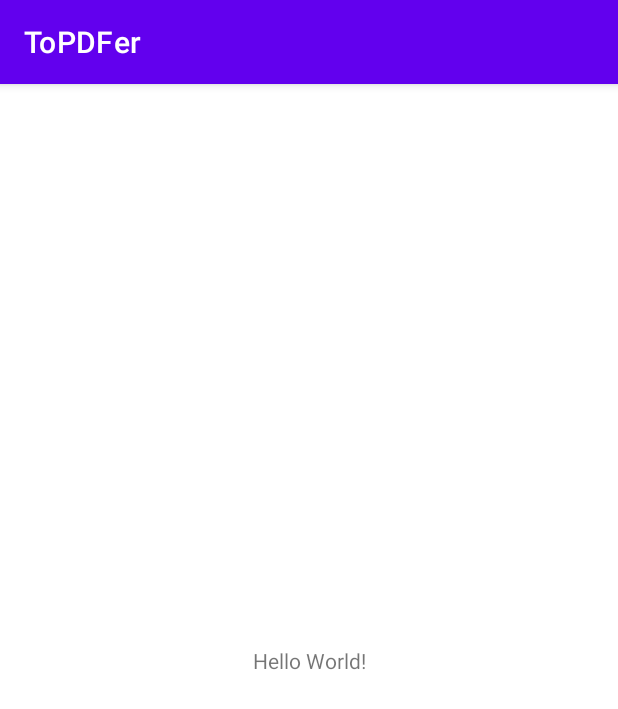
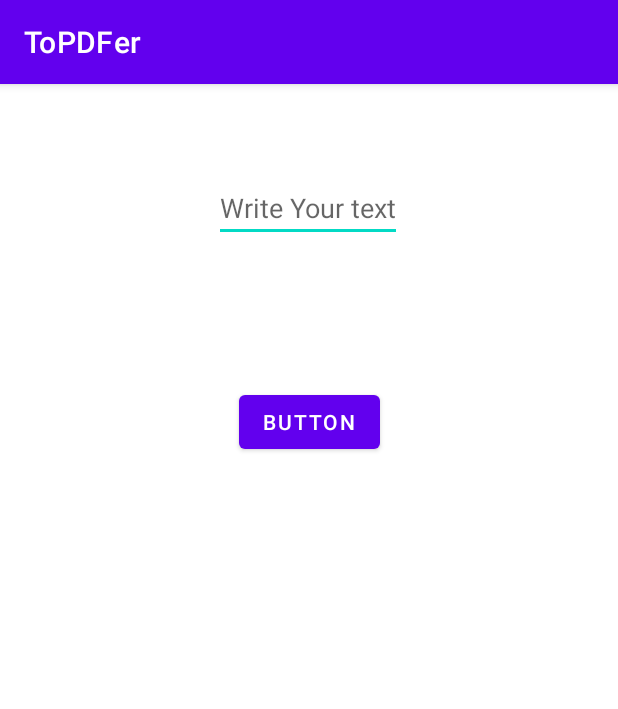
Before and after one commit to pooyanazarii/ipdfer, an Android app: the screen it shows after launch (MainActivity), on a phone screen of 412 x 824 dp. Shown: the top 709 px of the screen. Run offline under Robolectric (Android 15) with nearby library versions, the phone set to English and light mode, and no system bars; libraries missing offline, so code that uses them is left out: com.itextpdf.text; 7 statements that could not run were skipped.

Commit message:
adding View for Write text and submit

```diff
--- a/app/src/main/res/layout/activity_main.xml
+++ b/app/src/main/res/layout/activity_main.xml
@@ -6,13 +6,28 @@
     android:layout_height="match_parent"
     tools:context=".MainActivity">
 
-    <TextView
+    <EditText
+        android:id="@+id/ed_txt"
         android:layout_width="wrap_content"
         android:layout_height="wrap_content"
-        android:text="Hello World!"
-        app:layout_constraintBottom_toBottomOf="parent"
-        app:layout_constraintLeft_toLeftOf="parent"
-        app:layout_constraintRight_toRightOf="parent"
+        android:layout_marginTop="60dp"
+        android:hint="Write Your text"
+        android:textSize="18sp"
+        app:layout_constraintEnd_toEndOf="parent"
+        app:layout_constraintHorizontal_bias="0.498"
+        app:layout_constraintStart_toStartOf="parent"
         app:layout_constraintTop_toTopOf="parent" />
 
+    <Button
+        android:id="@+id/btn_con"
+        android:layout_width="wrap_content"
+        android:layout_height="wrap_content"
+        android:layout_marginTop="96dp"
+        android:layout_marginBottom="360dp"
+        android:text="Button"
+        app:layout_constraintBottom_toBottomOf="parent"
+        app:layout_constraintEnd_toEndOf="parent"
+        app:layout_constraintStart_toStartOf="parent"
+        app:layout_constraintTop_toBottomOf="@+id/ed_txt"
+        app:layout_constraintVertical_bias="0.0" />
 </androidx.constraintlayout.widget.ConstraintLayout>
```
